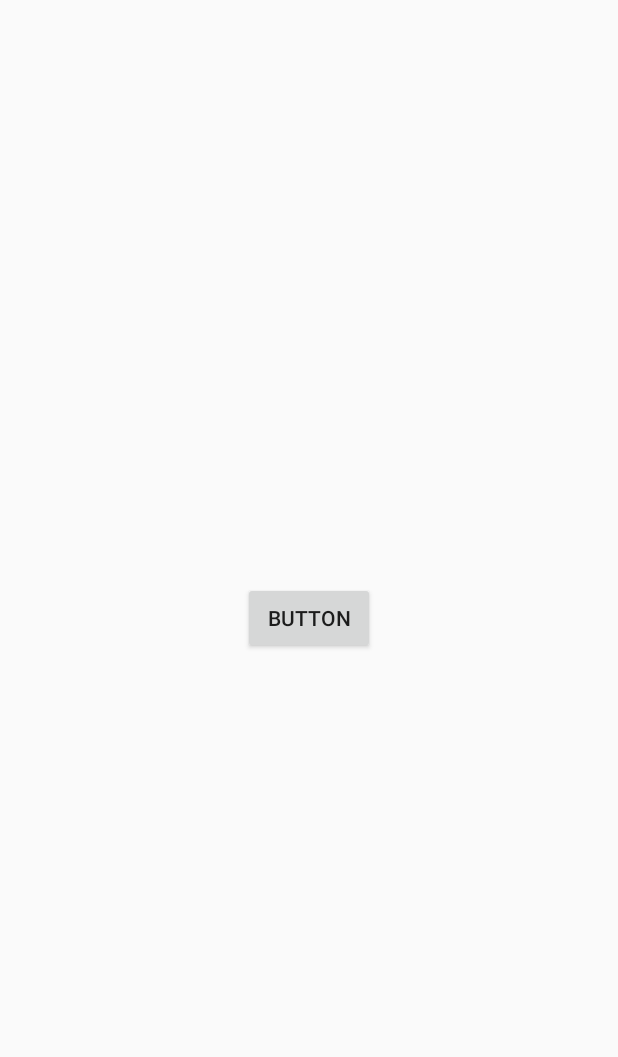
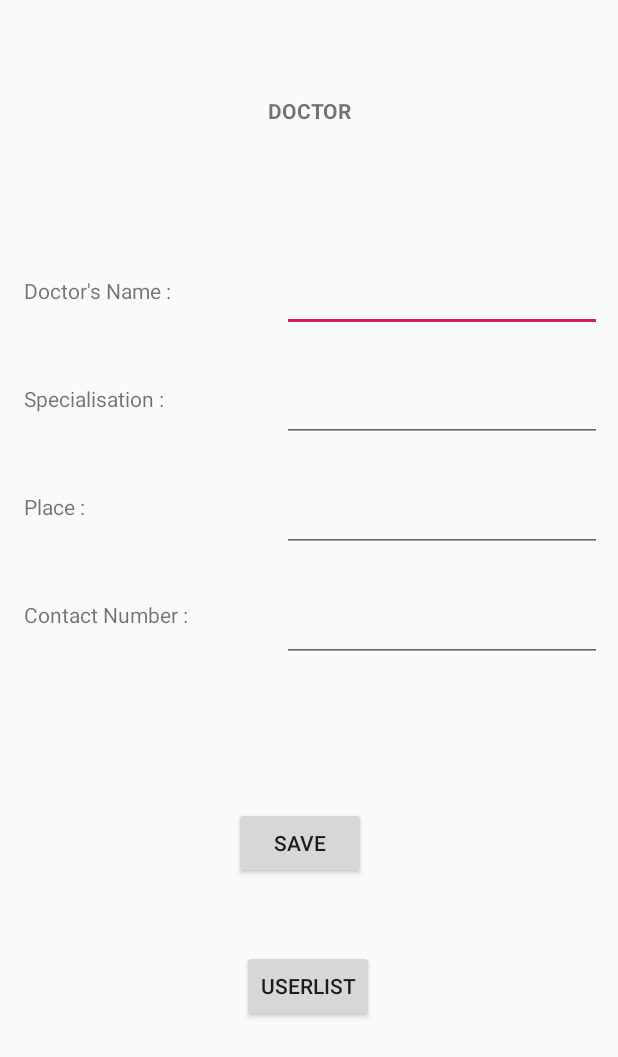
Before and after one commit to nidhashafeef/ch_centre, an Android app: the screen it shows after launch (MainActivity before the commit, DoctorDetails after it), on a phone screen of 412 x 824 dp. Shown: the top 1057 px of the screen. Run offline under Robolectric (Android 15) with nearby library versions, the phone set to English and light mode, and no system bars; our stand-ins replace RxJava.

Commit message:
api call from database, get api call from database, saved Doctor details to database, get user list from database

```diff
--- a/app/src/main/java/com/example/chcenter/Main2Activity.kt
+++ b/app/src/main/java/com/example/chcenter/Main2Activity.kt
@@ -2,13 +2,13 @@ package com.example.chcenter
 
 import android.content.Intent
 import android.os.Bundle
-import android.os.PersistableBundle
-import com.google.android.material.tabs.TabLayout
-import androidx.viewpager.widget.ViewPager
+import android.view.Menu
+import android.view.MenuItem
 import androidx.appcompat.app.AppCompatActivity
 import androidx.viewpager.widget.ViewPager
 import com.example.chcenter.ui.main.SectionsPagerAdapter
 import com.google.android.material.tabs.TabLayout
+
 
 class Main2Activity : AppCompatActivity() {
 
--- a/app/src/main/java/com/example/chcenter/api/model/Request.kt
+++ b/app/src/main/java/com/example/chcenter/api/model/Request.kt
@@ -1,4 +1,5 @@
 package com.example.chcenter.api.model
 
-class Request {
-}
+import java.io.Serializable
+
+data class Request(var name: String, var job: String) : Serializable
--- /dev/null
+++ b/app/src/main/res/layout/activity_doctor_details.xml
@@ -0,0 +1,127 @@
+<?xml version="1.0" encoding="utf-8"?>
+<androidx.constraintlayout.widget.ConstraintLayout xmlns:android="http://schemas.android.com/apk/res/android"
+    xmlns:app="http://schemas.android.com/apk/res-auto"
+    android:layout_width="match_parent"
+    android:layout_height="match_parent"
+    android:orientation="vertical">
+
+    <TextView
+        android:id="@+id/textView16"
+        android:layout_width="140dp"
+        android:layout_height="28dp"
+        android:layout_marginTop="64dp"
+        android:text="DOCTOR"
+        android:textAlignment="center"
+        android:textStyle="bold"
+        app:layout_constraintEnd_toEndOf="parent"
+        app:layout_constraintStart_toStartOf="parent"
+        app:layout_constraintTop_toTopOf="parent" />
+
+    <TextView
+        android:id="@+id/textView17"
+        android:layout_width="140dp"
+        android:layout_height="28dp"
+        android:layout_marginStart="16dp"
+        android:layout_marginTop="92dp"
+        android:text="Doctor's Name :"
+        app:layout_constraintStart_toStartOf="parent"
+        app:layout_constraintTop_toBottomOf="@+id/textView16" />
+
+    <TextView
+        android:id="@+id/textView18"
+        android:layout_width="140dp"
+        android:layout_height="28dp"
+        android:layout_marginStart="16dp"
+        android:layout_marginTop="44dp"
+        android:text="Specialisation :"
+        app:layout_constraintStart_toStartOf="parent"
+        app:layout_constraintTop_toBottomOf="@+id/textView17" />
+
+    <TextView
+        android:id="@+id/textView19"
+        android:layout_width="140dp"
+        android:layout_height="28dp"
+        android:layout_marginStart="16dp"
+        android:layout_marginTop="44dp"
+        android:text="Place :"
+        app:layout_constraintStart_toStartOf="parent"
+        app:layout_constraintTop_toBottomOf="@+id/textView18" />
+
+    <TextView
+        android:id="@+id/textView20"
+        android:layout_width="140dp"
+        android:layout_height="28dp"
+        android:layout_marginStart="16dp"
+        android:layout_marginTop="44dp"
+        android:text="Contact Number :"
+        app:layout_constraintStart_toStartOf="parent"
+        app:layout_constraintTop_toBottomOf="@+id/textView19" />
+
+    <EditText
+        android:id="@+id/etName"
+        android:layout_width="wrap_content"
+        android:layout_height="wrap_content"
+        android:layout_marginStart="32dp"
+        android:layout_marginTop="84dp"
+        android:ems="10"
+        android:inputType="textPersonName"
+        app:layout_constraintStart_toEndOf="@+id/textView17"
+        app:layout_constraintTop_toBottomOf="@+id/textView16" />
+
+    <EditText
+        android:id="@+id/etSpecialisation"
+        android:layout_width="wrap_content"
+        android:layout_height="wrap_content"
+        android:layout_marginStart="32dp"
+        android:layout_marginTop="28dp"
+        android:ems="10"
+        android:inputType="textPersonName"
+        app:layout_constraintStart_toEndOf="@+id/textView18"
+        app:layout_constraintTop_toBottomOf="@+id/etName" />
+
+    <EditText
+        android:id="@+id/etPlace"
+        android:layout_width="wrap_content"
+        android:layout_height="wrap_content"
+        android:layout_marginStart="32dp"
+        android:layout_marginTop="28dp"
+        android:ems="10"
+        android:inputType="textPersonName"
+        app:layout_constraintStart_toEndOf="@+id/textView19"
+        app:layout_constraintTop_toBottomOf="@+id/etSpecialisation" />
+
+    <EditText
+        android:id="@+id/etContact"
+        android:layout_width="wrap_content"
+        android:layout_height="wrap_content"
+        android:layout_marginStart="32dp"
+        android:layout_marginTop="28dp"
+        android:ems="10"
+        android:inputType="textPersonName"
+        app:layout_constraintStart_toEndOf="@+id/textView20"
+        app:layout_constraintTop_toBottomOf="@+id/etPlace" />
+
+    <Button
+        android:id="@+id/btnDoctorDetails"
+        android:layout_width="wrap_content"
+        android:layout_height="wrap_content"
+        android:text="SAVE"
+        app:layout_constraintBottom_toBottomOf="parent"
+        app:layout_constraintEnd_toEndOf="parent"
+        app:layout_constraintHorizontal_bias="0.482"
+        app:layout_constraintStart_toStartOf="parent"
+        app:layout_constraintTop_toTopOf="parent"
+        app:layout_constraintVertical_bias="0.693" />
+
+    <Button
+        android:id="@+id/btnUserList"
+        android:layout_width="wrap_content"
+        android:layout_height="wrap_content"
+        android:text="UserList"
+        app:layout_constraintBottom_toBottomOf="parent"
+        app:layout_constraintEnd_toEndOf="parent"
+        app:layout_constraintHorizontal_bias="0.498"
+        app:layout_constraintStart_toStartOf="parent"
+        app:layout_constraintTop_toTopOf="parent"
+        app:layout_constraintVertical_bias="0.816" />
+</androidx.constraintlayout.widget.ConstraintLayout>
--- a/app/src/main/res/values/strings.xml
+++ b/app/src/main/res/values/strings.xml
@@ -1,8 +1,6 @@
 <resources>
     <string name="app_name">CH Center</string>
     <string name="title_activity_main2">Main2Activity</string>
-    <string name="tab_text_1">Tab 1</string>
-    <string name="tab_text_2">Tab 2</string>
     <string-array name="bloodgroups">
         <item>O+ve</item>
         <item>O-ve</item>
```
Also changed, not shown: app/src/main/AndroidManifest.xml (+12 -7 lines), app/src/main/java/com/example/chcenter/Ambulance_Registration.kt (added, +50 -0 lines), app/src/main/java/com/example/chcenter/DoctorDetails.kt (added, +73 -0 lines), app/src/main/java/com/example/chcenter/api/ApiInterface.kt (+21 -0 lines), app/src/main/java/com/example/chcenter/api/ApiService.kt (+32 -0 lines), app/src/main/java/com/example/chcenter/api/model/DoctorModelRequest.kt (added, +10 -0 lines), app/src/main/java/com/example/chcenter/api/model/DoctorModelResponse.kt (added, +13 -0 lines), app/src/main/java/com/example/chcenter/api/model/Response.kt (+5 -2 lines), app/src/main/java/com/example/chcenter/api/model/Users.kt (added, +17 -0 lines), app/src/main/res/layout/activity_ambulance__registration.xml (added, +76 -0 lines).
